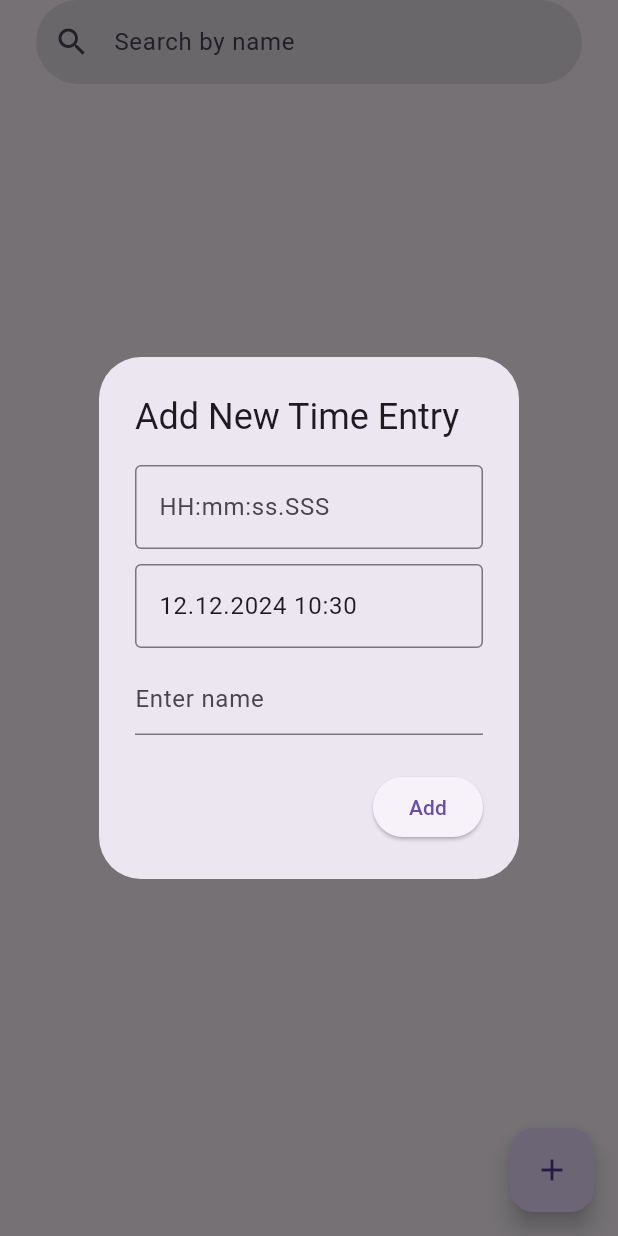
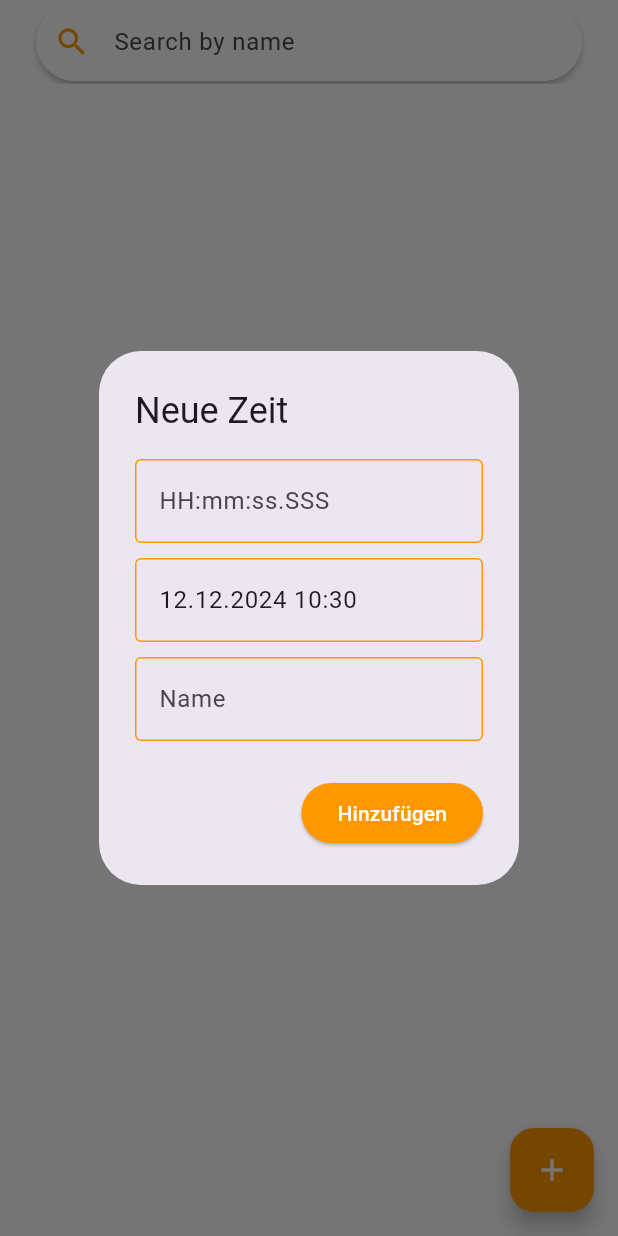
Before and after one commit to KastenKlicker/lichtschranke, a Flutter app: the screen it shows after launch, after a tap on the "add" icon, on a phone screen of 412 x 824 dp. Run offline on Flutter 3.47's test engine with Material 3 defaults, Android fonts, the phone set to English and light mode, and no system bars; our stand-ins replace shared_preferences; missing offline and left inert: bluetooth_classic.

Commit message:
Update UI to reflect German localization and enhance theming
Localized dialogs and buttons to German and implemented consistent theming with custom colors and styles. Enhanced search bar and input fields visually, improving usability with rounded corners and better feedback. Refined app layout with white background updates for a cleaner appearance.

```diff
--- a/lib/main.dart
+++ b/lib/main.dart
@@ -50,14 +50,14 @@ class EditNameDialog extends StatelessWidget {
     TextEditingController controller = TextEditingController(text: initialName);
 
     return AlertDialog(
-      title: const Text('Edit Name'),
+      title: const Text('Namen ändern'),
       content: TextField(
         controller: controller,
-        decoration: const InputDecoration(hintText: 'Enter name'),
+        decoration: const InputDecoration(hintText: 'Name'),
       ),
       actions: [
         ElevatedButton(
-          child: const Text('Save'),
+child: const Text('Speichern', style: TextStyle(color: Colors.white)),
           onPressed: () {
             onNameChanged(controller.text);
             Navigator.of(context).pop();
@@ -70,12 +70,37 @@ class EditNameDialog extends StatelessWidget {
 
 ThemeData appTheme = ThemeData(
   primarySwatch: Colors.orange,
+  appBarTheme: AppBarTheme(
+    backgroundColor: Colors.white,
+    foregroundColor: Colors.white,
+  ),
   inputDecorationTheme: InputDecorationTheme(
+    focusedBorder: OutlineInputBorder(
+      borderSide: BorderSide(color: Colors.orange, width: 1.5),
+    ),
+    enabledBorder: OutlineInputBorder(
+      borderSide: BorderSide(color: Colors.orange, width: 1.0),
+    ),
     errorBorder: OutlineInputBorder(
       borderSide: BorderSide(color: Colors.red, width: 1.5),
     ),
     focusedErrorBorder: OutlineInputBorder(
       borderSide: BorderSide(color: Colors.red, width: 2),
+    ),
+  ),
+  floatingActionButtonTheme: FloatingActionButtonThemeData(
+    backgroundColor: Colors.orange,
+    foregroundColor: Colors.white,
+  ),
+  elevatedButtonTheme: ElevatedButtonThemeData(
+    style: ButtonStyle(
+      backgroundColor: WidgetStateProperty.all<Color>(Colors.orange),
+      foregroundColor: WidgetStateProperty.all<Color>(Colors.white),
+    ),
+  ),
+  textButtonTheme: TextButtonThemeData(
+    style: ButtonStyle(
+      foregroundColor: WidgetStateProperty.all<Color>(Colors.orange),
     ),
   ),
 );
@@ -245,7 +270,7 @@ void _editName(int index) {
         bool isDateValid = true;
 
         return AlertDialog(
-          title: const Text('Add New Time Entry'),
+          title: const Text('Neue Zeit'),
           content: StatefulBuilder(builder: (context, setState) {
             return Column(
               mainAxisSize: MainAxisSize.min,
@@ -298,14 +323,14 @@ void _editName(int index) {
                 const SizedBox(height: 10),
                 TextField(
                   controller: nameController,
-                  decoration: const InputDecoration(hintText: 'Enter name'),
+                  decoration: const InputDecoration(hintText: 'Name'),
                 ),
               ],
             );
           }),
           actions: [
             ElevatedButton(
-              child: const Text('Add'),
+child: const Text('Hinzufügen', style: TextStyle(color: Colors.white)),
               onPressed: () {
                 if (isTimeValid && isDateValid) {
                   String time = timeController.text.trim();
@@ -377,18 +402,32 @@ void _editName(int index) {
   @override
   Widget build(BuildContext context) {
     return Scaffold(
+      backgroundColor: Colors.white,
       appBar: AppBar(
         title: Padding(
           padding: const EdgeInsets.all(8.0),
+          child: Material(
+            elevation: 2,
+            borderRadius: BorderRadius.circular(30.0),
             child: TextField(
-            decoration: const InputDecoration(
+              decoration: InputDecoration(
                 hintText: 'Search by name',
                 border: OutlineInputBorder(
+                  borderRadius: BorderRadius.all(Radius.circular(30.0)), // Runde Ecken
+                  borderSide: BorderSide.none, // Kein Rand
+                ),
+                focusedBorder: OutlineInputBorder(
                   borderRadius: BorderRadius.all(Radius.circular(30.0)),
-                borderSide: BorderSide.none,
+                  borderSide: BorderSide.none, // Kein Rand bei Fokus
                 ),
-              prefixIcon: Icon(Icons.search),
+                enabledBorder: OutlineInputBorder(
+                  borderRadius: BorderRadius.all(Radius.circular(30.0)),
+                  borderSide: BorderSide.none, // Kein Rand wenn aktiviert
+                ),
+                prefixIcon: Icon(Icons.search, color: Colors.orange),
                 filled: true,
+                fillColor: Colors.white, // Weißer Hintergrund
+                contentPadding: EdgeInsets.symmetric(vertical: 14.0),
               ),
               onChanged: (value) {
               setState(() {
@@ -400,12 +439,15 @@ void _editName(int index) {
         ),
 
 
+      )
       ),
       floatingActionButton: FloatingActionButton(
         onPressed: _showAddTimeDialog,
         child: const Icon(Icons.add),
       ),
-      body: ListView.builder(
+      body: Container(
+        color: Colors.white,
+        child: ListView.builder(
         itemCount: _filteredTimes.length,
         itemBuilder: (context, index) {
           final entry = _filteredTimes[index];
@@ -433,6 +475,7 @@ void _editName(int index) {
           );
         },
         ),
+      ),
     );
   }
 }
```
Lines whose indentation alone changed are shown as unchanged.
